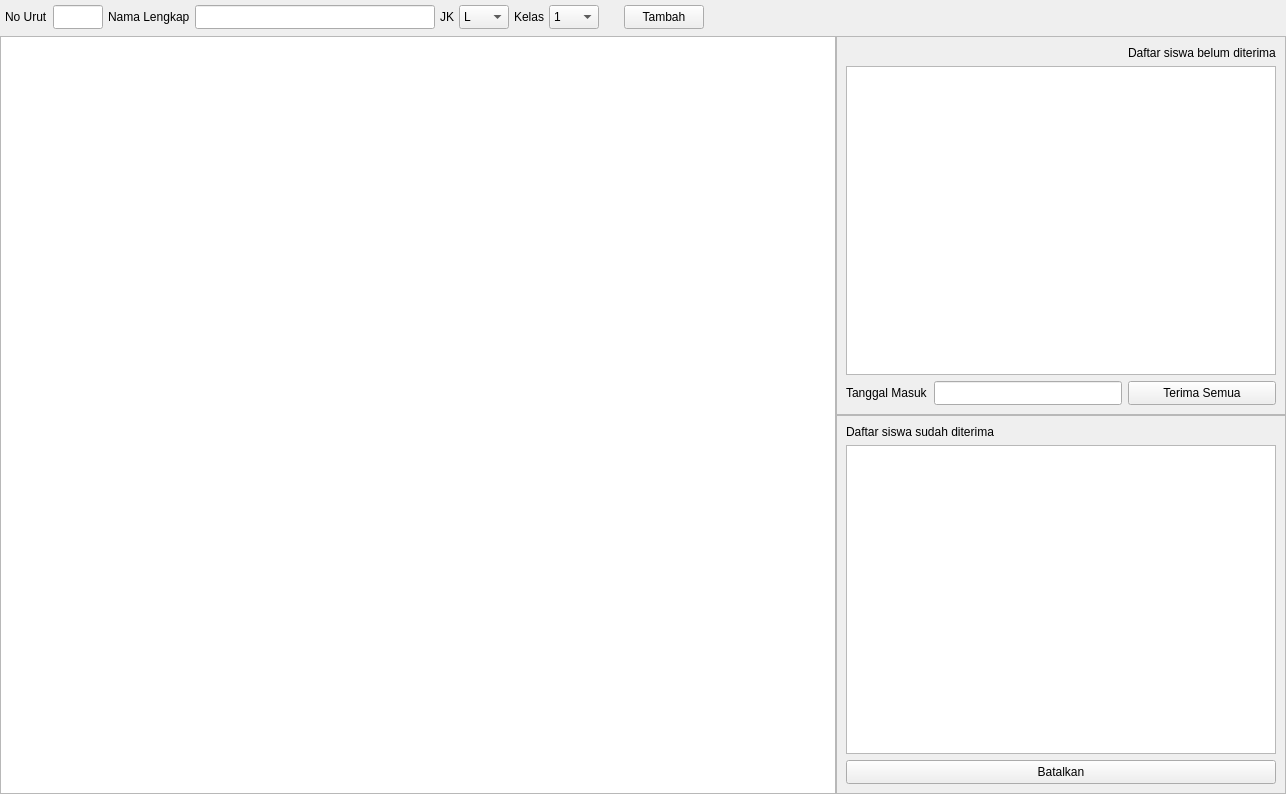
Qt form ui/sources/page_mutasi_masuk.ui (asjach/db_app) before a commit.
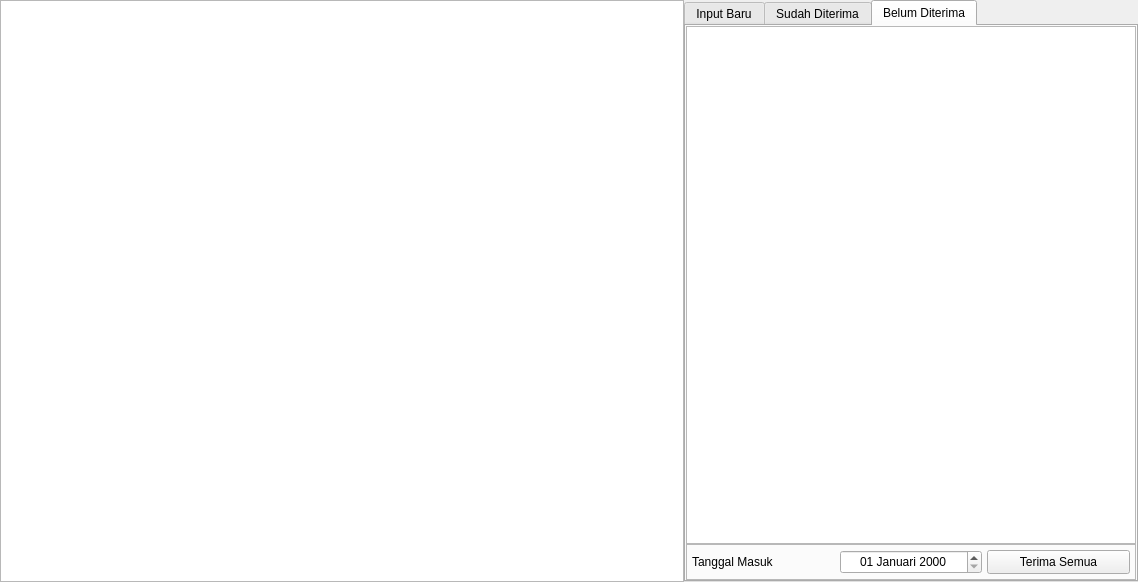
The same form after that commit. The open tabs and pages were chosen to show the change.

```diff
--- a/ui/sources/page_mutasi_masuk.ui
+++ b/ui/sources/page_mutasi_masuk.ui
@@ -6,8 +6,8 @@
    <rect>
     <x>0</x>
     <y>0</y>
-    <width>1286</width>
-    <height>794</height>
+    <width>1138</width>
+    <height>582</height>
    </rect>
   </property>
   <property name="windowTitle">
@@ -29,189 +29,78 @@
    <property name="spacing">
     <number>0</number>
    </property>
-   <item row="1" column="0" rowspan="2">
-    <widget class="QTableWidget" name="tbl_daftar_calon_siswa"/>
-   </item>
-   <item row="2" column="1">
-    <widget class="QFrame" name="frame_2">
-     <property name="frameShape">
-      <enum>QFrame::StyledPanel</enum>
-     </property>
-     <property name="frameShadow">
-      <enum>QFrame::Raised</enum>
-     </property>
-     <layout class="QGridLayout" name="gridLayout_2">
-      <item row="0" column="0" colspan="2">
-       <widget class="QLabel" name="label_2">
-        <property name="text">
-         <string>Daftar siswa sudah diterima</string>
-        </property>
-       </widget>
-      </item>
-      <item row="1" column="0" colspan="2">
-       <widget class="QTableWidget" name="tbl_diterima"/>
-      </item>
-      <item row="2" column="0" colspan="2">
-       <widget class="QPushButton" name="btn_batal">
-        <property name="minimumSize">
-         <size>
-          <width>0</width>
-          <height>24</height>
-         </size>
-        </property>
-        <property name="text">
-         <string>Batalkan</string>
-        </property>
-       </widget>
-      </item>
-     </layout>
-    </widget>
-   </item>
-   <item row="1" column="1">
-    <widget class="QFrame" name="frame">
+   <item row="0" column="1" rowspan="3">
+    <widget class="QTabWidget" name="tabWidget">
      <property name="minimumSize">
       <size>
        <width>450</width>
        <height>0</height>
       </size>
      </property>
-     <property name="frameShape">
-      <enum>QFrame::StyledPanel</enum>
+     <property name="currentIndex">
+      <number>0</number>
      </property>
-     <property name="frameShadow">
-      <enum>QFrame::Raised</enum>
-     </property>
-     <layout class="QGridLayout" name="gridLayout">
-      <item row="0" column="2">
-       <widget class="QLabel" name="label">
-        <property name="text">
-         <string>Daftar siswa belum diterima</string>
-        </property>
-       </widget>
-      </item>
-      <item row="2" column="2">
-       <widget class="QPushButton" name="btn_terima">
-        <property name="minimumSize">
-         <size>
-          <width>0</width>
-          <height>24</height>
-         </size>
-        </property>
-        <property name="text">
-         <string>Terima Semua</string>
-        </property>
-       </widget>
-      </item>
-      <item row="2" column="0">
-       <widget class="QLabel" name="label_10">
-        <property name="text">
-         <string>Tanggal Masuk</string>
-        </property>
-       </widget>
-      </item>
-      <item row="1" column="0" colspan="3">
-       <widget class="QTableWidget" name="tbl_calon_belum"/>
-      </item>
-      <item row="2" column="1">
-       <widget class="QLineEdit" name="line_tgl_masuk">
-        <property name="minimumSize">
-         <size>
-          <width>150</width>
-          <height>24</height>
-         </size>
-        </property>
-        <property name="maximumSize">
-         <size>
-          <width>200</width>
-          <height>16777215</height>
-         </size>
-        </property>
-       </widget>
-      </item>
-     </layout>
-    </widget>
-   </item>
-   <item row="0" column="0" colspan="2">
-    <widget class="QWidget" name="widget" native="true">
-     <property name="sizePolicy">
-      <sizepolicy hsizetype="Preferred" vsizetype="Maximum">
-       <horstretch>0</horstretch>
-       <verstretch>0</verstretch>
-      </sizepolicy>
-     </property>
-     <layout class="QGridLayout" name="gridLayout_4">
-      <property name="leftMargin">
-       <number>5</number>
-      </property>
-      <property name="topMargin">
-       <number>5</number>
-      </property>
-      <property name="rightMargin">
-       <number>5</number>
-      </property>
-      <property name="bottomMargin">
-       <number>5</number>
-      </property>
-      <property name="horizontalSpacing">
-       <number>5</number>
-      </property>
-      <property name="verticalSpacing">
-       <number>2</number>
-      </property>
-      <item row="0" column="15" rowspan="2">
-       <spacer name="horizontalSpacer">
+     <widget class="QWidget" name="tab_3">
+      <attribute name="title">
+       <string>Input Baru</string>
+      </attribute>
+      <layout class="QGridLayout" name="gridLayout_6">
+       <item row="5" column="1">
+        <spacer name="verticalSpacer">
         <property name="orientation">
-         <enum>Qt::Horizontal</enum>
-        </property>
-        <property name="sizeType">
-         <enum>QSizePolicy::Expanding</enum>
+          <enum>Qt::Vertical</enum>
         </property>
         <property name="sizeHint" stdset="0">
          <size>
-          <width>40</width>
-          <height>20</height>
+           <width>20</width>
+           <height>386</height>
          </size>
         </property>
        </spacer>
       </item>
-      <item row="0" column="1">
+       <item row="0" column="0">
        <widget class="QLabel" name="label_3">
         <property name="text">
          <string>No Urut</string>
         </property>
        </widget>
       </item>
-      <item row="0" column="3">
-       <widget class="QLabel" name="label_4">
-        <property name="text">
-         <string>Nama Lengkap</string>
-        </property>
-       </widget>
-      </item>
-      <item row="0" column="13">
-       <spacer name="horizontalSpacer_2">
-        <property name="orientation">
-         <enum>Qt::Horizontal</enum>
-        </property>
-        <property name="sizeType">
-         <enum>QSizePolicy::Fixed</enum>
-        </property>
-        <property name="sizeHint" stdset="0">
+       <item row="0" column="1" colspan="2">
+        <widget class="QLineEdit" name="line_no_urut">
+         <property name="minimumSize">
+          <size>
+           <width>50</width>
+           <height>24</height>
+          </size>
+         </property>
+         <property name="maximumSize">
+          <size>
+           <width>50</width>
+           <height>16777215</height>
+          </size>
+         </property>
+        </widget>
+       </item>
+       <item row="6" column="2">
+        <widget class="QPushButton" name="btn_tambah">
+         <property name="sizePolicy">
+          <sizepolicy hsizetype="Minimum" vsizetype="Preferred">
+           <horstretch>0</horstretch>
+           <verstretch>0</verstretch>
+          </sizepolicy>
+         </property>
+         <property name="maximumSize">
          <size>
-          <width>20</width>
-          <height>20</height>
-         </size>
-        </property>
-       </spacer>
-      </item>
-      <item row="0" column="9">
-       <widget class="QLabel" name="label_8">
+           <width>80</width>
+           <height>16777215</height>
+          </size>
+         </property>
         <property name="text">
          <string>Kelas</string>
         </property>
        </widget>
       </item>
-      <item row="0" column="6">
+       <item row="2" column="1">
        <widget class="QComboBox" name="cbo_jk">
         <property name="minimumSize">
          <size>
@@ -237,30 +126,37 @@
         </item>
        </widget>
       </item>
-      <item row="0" column="5">
+       <item row="1" column="1">
+        <widget class="QLineEdit" name="line_nama_lengkap">
+         <property name="minimumSize">
+          <size>
+           <width>240</width>
+           <height>24</height>
+          </size>
+         </property>
+         <property name="maximumSize">
+          <size>
+           <width>240</width>
+           <height>16777215</height>
+          </size>
+         </property>
+        </widget>
+       </item>
+       <item row="1" column="0">
+        <widget class="QLabel" name="label_4">
+         <property name="text">
+          <string>Nama Lengkap</string>
+         </property>
+        </widget>
+       </item>
+       <item row="2" column="0">
        <widget class="QLabel" name="label_7">
         <property name="text">
          <string>JK</string>
         </property>
        </widget>
       </item>
-      <item row="0" column="2">
-       <widget class="QLineEdit" name="line_no_urut">
-        <property name="minimumSize">
-         <size>
-          <width>50</width>
-          <height>24</height>
-         </size>
-        </property>
-        <property name="maximumSize">
-         <size>
-          <width>50</width>
-          <height>16777215</height>
-         </size>
-        </property>
-       </widget>
-      </item>
-      <item row="0" column="10">
+       <item row="3" column="1">
        <widget class="QComboBox" name="cbo_kelas">
         <property name="minimumSize">
          <size>
@@ -306,42 +202,158 @@
         </item>
        </widget>
       </item>
-      <item row="0" column="14">
-       <widget class="QPushButton" name="btn_tambah">
-        <property name="sizePolicy">
-         <sizepolicy hsizetype="Minimum" vsizetype="Preferred">
-          <horstretch>0</horstretch>
-          <verstretch>0</verstretch>
-         </sizepolicy>
-        </property>
-        <property name="maximumSize">
+       <item row="3" column="0">
+        <widget class="QLabel" name="label_8">
+         <property name="text">
+          <string>Kelas</string>
+         </property>
+        </widget>
+       </item>
+      </layout>
+     </widget>
+     <widget class="QWidget" name="tab">
+      <attribute name="title">
+       <string>Sudah Diterima</string>
+      </attribute>
+      <layout class="QGridLayout" name="gridLayout">
+       <property name="leftMargin">
+        <number>0</number>
+       </property>
+       <property name="topMargin">
+        <number>0</number>
+       </property>
+       <property name="rightMargin">
+        <number>0</number>
+       </property>
+       <property name="bottomMargin">
+        <number>0</number>
+       </property>
+       <property name="spacing">
+        <number>0</number>
+       </property>
+       <item row="0" column="0">
+        <widget class="QTableWidget" name="tbl_diterima">
+         <property name="toolTip">
+          <string>Tekan tombol silang untuk membatalkan</string>
+         </property>
+         <property name="selectionBehavior">
+          <enum>QAbstractItemView::SelectRows</enum>
+         </property>
+        </widget>
+       </item>
+      </layout>
+     </widget>
+     <widget class="QWidget" name="tab_2">
+      <attribute name="title">
+       <string>Belum Diterima</string>
+      </attribute>
+      <layout class="QGridLayout" name="gridLayout_5">
+       <property name="leftMargin">
+        <number>0</number>
+       </property>
+       <property name="topMargin">
+        <number>0</number>
+       </property>
+       <property name="rightMargin">
+        <number>0</number>
+       </property>
+       <property name="bottomMargin">
+        <number>0</number>
+       </property>
+       <property name="spacing">
+        <number>0</number>
+       </property>
+       <item row="0" column="0">
+        <widget class="QTableWidget" name="tbl_calon_belum">
+         <property name="selectionBehavior">
+          <enum>QAbstractItemView::SelectRows</enum>
+         </property>
+        </widget>
+       </item>
+       <item row="1" column="0">
+        <widget class="QFrame" name="frame">
+         <property name="minimumSize">
          <size>
-          <width>80</width>
-          <height>16777215</height>
-         </size>
-        </property>
+           <width>450</width>
+           <height>0</height>
+          </size>
+         </property>
+         <property name="frameShape">
+          <enum>QFrame::StyledPanel</enum>
+         </property>
+         <property name="frameShadow">
+          <enum>QFrame::Raised</enum>
+         </property>
+         <layout class="QGridLayout" name="gridLayout_2">
+          <property name="leftMargin">
+           <number>5</number>
+          </property>
+          <property name="topMargin">
+           <number>5</number>
+          </property>
+          <property name="rightMargin">
+           <number>5</number>
+          </property>
+          <property name="bottomMargin">
+           <number>5</number>
+          </property>
+          <property name="spacing">
+           <number>5</number>
+          </property>
+          <item row="0" column="1">
+           <widget class="QDateEdit" name="date_tgl_masuk">
+            <property name="minimumSize">
+             <size>
+              <width>0</width>
+              <height>24</height>
+             </size>
+            </property>
+            <property name="locale">
+             <locale language="Indonesian" country="Indonesia"/>
+            </property>
+            <property name="alignment">
+             <set>Qt::AlignCenter</set>
+            </property>
+            <property name="displayFormat">
+             <string>dd MMMM yyyy</string>
+            </property>
+           </widget>
+          </item>
+          <item row="0" column="0">
+           <widget class="QLabel" name="label_10">
         <property name="text">
-         <string>Tambah</string>
+             <string>Tanggal Masuk</string>
         </property>
        </widget>
       </item>
-      <item row="0" column="4">
-       <widget class="QLineEdit" name="line_nama_lengkap">
+          <item row="0" column="2">
+           <widget class="QPushButton" name="btn_terima">
         <property name="minimumSize">
          <size>
-          <width>240</width>
+              <width>0</width>
           <height>24</height>
          </size>
         </property>
-        <property name="maximumSize">
-         <size>
-          <width>240</width>
-          <height>16777215</height>
-         </size>
-        </property>
+            <property name="toolTip">
+             <string>Menerima semua calon siswa yang tercantum di tabel</string>
+            </property>
+            <property name="text">
+             <string>Terima Semua</string>
+            </property>
        </widget>
       </item>
      </layout>
+        </widget>
+       </item>
+      </layout>
+     </widget>
+    </widget>
+   </item>
+   <item row="0" column="0" rowspan="3">
+    <widget class="QTableWidget" name="tbl_daftar_calon_siswa">
+     <property name="selectionBehavior">
+      <enum>QAbstractItemView::SelectRows</enum>
+     </property>
     </widget>
    </item>
   </layout>
```
Left out of the diff: 7 changed lines with no effect on the pictures. Lines whose indentation alone changed are shown as unchanged.
